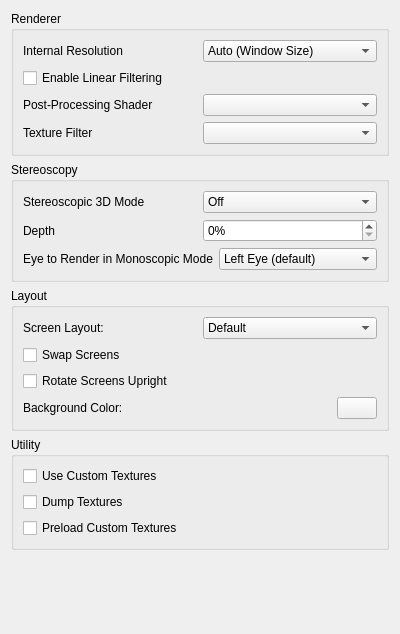
Qt form src/citra_qt/configuration/configure_enhancements.ui (PabloMK7/citra) before a commit.
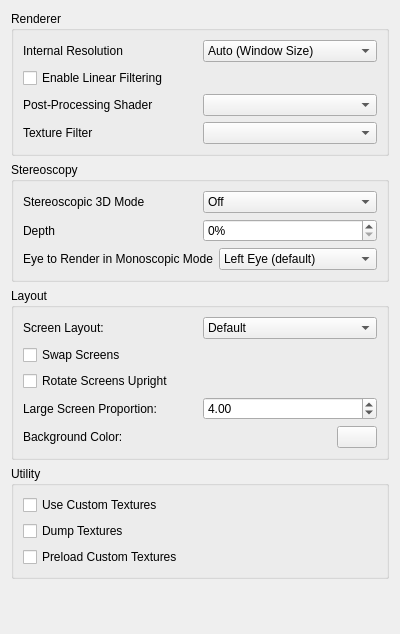
The same form after that commit.

Commit message: Added an option to set the proportion of the screens when using layout "Large Screen Small Screen", to allow the user to define how much bigger the large screen should be with respect to the smaller screen. Currently the value must be between 1 and 16, but I could set a different maximum value if that would be desired. Thank you very much! (#6252)

The edit to the form file:
```diff
--- a/src/citra_qt/configuration/configure_enhancements.ui
+++ b/src/citra_qt/configuration/configure_enhancements.ui
@@ -295,6 +295,30 @@
         </property>
        </widget>
       </item>
+      <item>
+       <layout class="QHBoxLayout" name="horizontalLayout_7">
+        <item>
+         <widget class="QLabel" name="label_3">
+          <property name="text">
+           <string>Large Screen Proportion:</string>
+          </property>
+         </widget>
+        </item>
+        <item>
+         <widget class="QDoubleSpinBox" name="large_screen_proportion">
+          <property name="minimum">
+           <number>1</number>
+          </property>
+          <property name="maximum">
+           <number>16</number>
+          </property>
+          <property name="value">
+           <number>4</number>
+          </property>
+         </widget>
+        </item>
+        </layout>
+      </item>
       <item>
        <layout class="QHBoxLayout" name="horizontalLayout_6">
         <item>
```
Left out of the diff: 1 changed line with no effect on the pictures. The commit also changes 9 other files.
